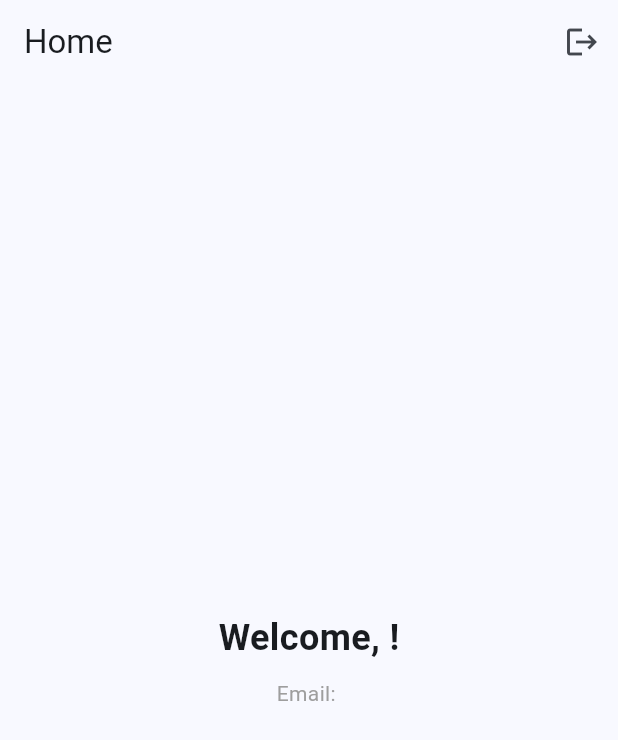
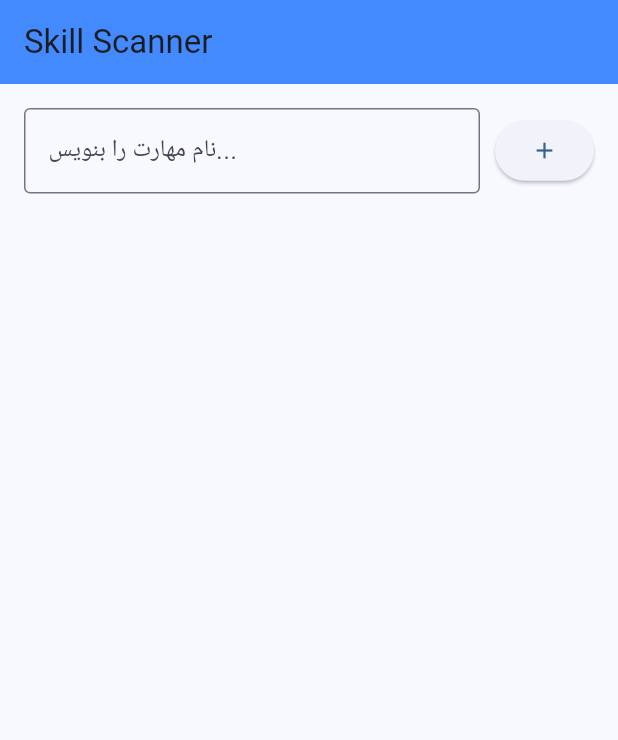
Before and after one commit to I-am-a-millionaire-2026/skill_scanner_app, a Flutter app: the screen it shows once a user with an empty profile is signed in, on a phone screen of 412 x 824 dp. Shown: the top 740 px of the screen. Run offline on Flutter 3.47's test engine with Material 3 defaults, Android fonts, the phone set to English and light mode, and no system bars; our stand-ins replace firebase_auth, firebase_core; accounts and stored records are empty.

Commit message:
Initial commit with skill UI

```diff
--- a/lib/home_page.dart
+++ b/lib/home_page.dart
@@ -1,36 +1,73 @@
 import 'package:flutter/material.dart';
-import 'package:firebase_auth/firebase_auth.dart';
 
-class HomePage extends StatelessWidget {
+class HomePage extends StatefulWidget {
   const HomePage({super.key});
 
   @override
+  State<HomePage> createState() => _HomePageState();
+}
+
+class _HomePageState extends State<HomePage> {
+  // این کنترلر برای گرفتن متن از کادر تایپ است
+  final TextEditingController _skillController = TextEditingController();
+
+  // لیستی برای ذخیره مهارت‌ها
+  List<String> skills = [];
+
+  void _addSkill() {
+    if (_skillController.text.isNotEmpty) {
+      setState(() {
+        skills.add(_skillController.text);
+        _skillController.clear(); // پاک کردن کادر بعد از اضافه کردن
+      });
+    }
+  }
+
+  @override
   Widget build(BuildContext context) {
-    final user = FirebaseAuth.instance.currentUser;
-
     return Scaffold(
       appBar: AppBar(
-        title: const Text('Home'),
-        actions: [
-          IconButton(
-            icon: const Icon(Icons.logout),
-            onPressed: () => FirebaseAuth.instance.signOut(),
-          ),
-        ],
+        title: const Text('Skill Scanner'),
+        backgroundColor: Colors.blueAccent,
       ),
-      body: Center(
+      body: Padding(
+        padding: const EdgeInsets.all(16.0),
         child: Column(
-          mainAxisAlignment: MainAxisAlignment.center,
           children: [
-            // ✅ نمایش نام کاربر (displayName)
-            Text(
-              'Welcome, ${user?.displayName ?? "User"}!',
-              style: const TextStyle(fontSize: 24, fontWeight: FontWeight.bold),
+            Row(
+              children: [
+                Expanded(
+                  child: TextField(
+                    controller: _skillController,
+                    decoration: const InputDecoration(
+                      hintText: 'نام مهارت را بنویس...',
+                      border: OutlineInputBorder(),
+                    ),
+                  ),
+                ),
+                const SizedBox(width: 10),
+                ElevatedButton(
+                  onPressed: _addSkill,
+                  child: const Icon(Icons.add),
+                ),
+              ],
             ),
-            const SizedBox(height: 10),
-            Text(
-              'Email: ${user?.email}',
-              style: const TextStyle(color: Colors.grey),
+            const SizedBox(height: 20),
+            Expanded(
+              child: ListView.builder(
+                itemCount: skills.length,
+                itemBuilder: (context, index) {
+                  return Card(
+                    child: ListTile(
+                      title: Text(skills[index]),
+                      leading: const Icon(
+                        Icons.check_circle,
+                        color: Colors.green,
+                      ),
+                    ),
+                  );
+                },
+              ),
             ),
           ],
         ),
```
